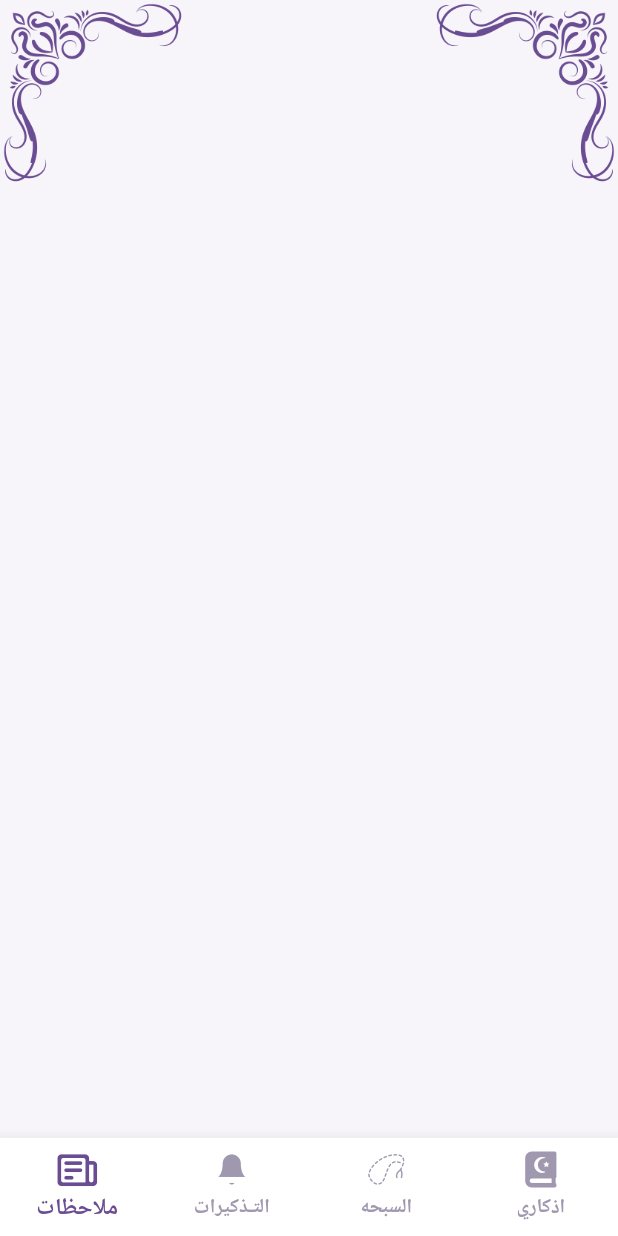
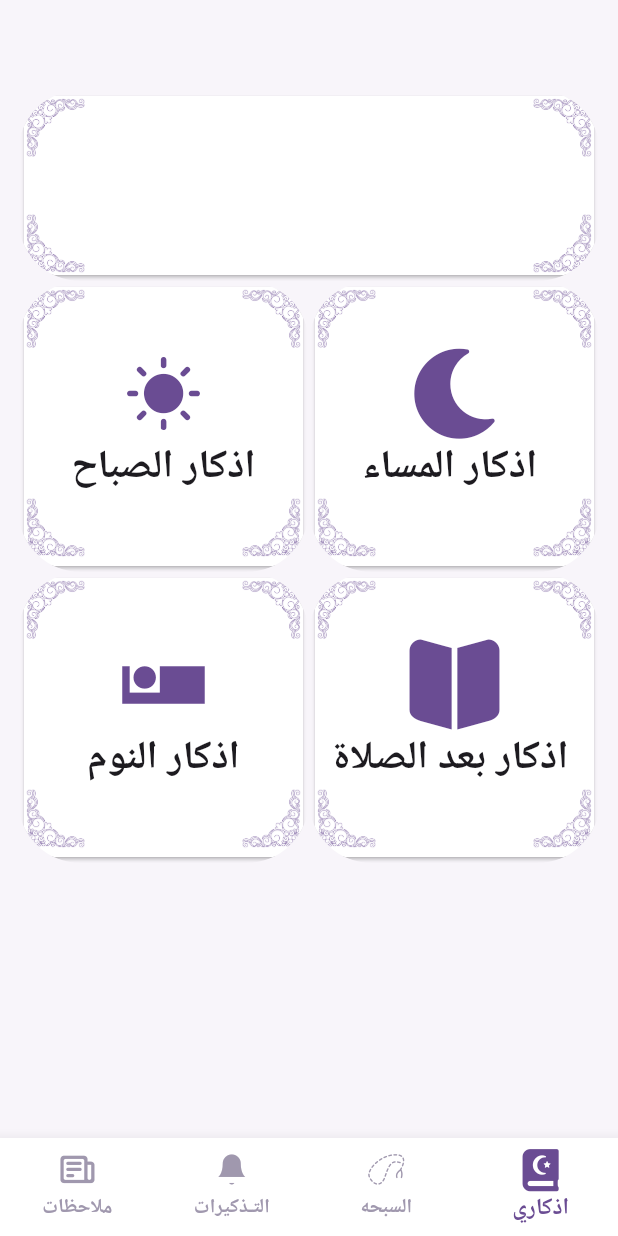
Before and after one commit to MohamedFayad33/muslim_supplications, a Flutter app: the screen it shows after launch, on a phone screen of 412 x 824 dp. Run offline on Flutter 3.47's test engine with Material 3 defaults, Android fonts, the phone set to English and light mode, and no system bars; our stand-ins replace google_fonts; Roboto replaces fonts that are missing (Amiri).

Commit message:
create card azkar and hadith card

```diff
--- a/lib/core/resources/constants_manager.dart
+++ b/lib/core/resources/constants_manager.dart
@@ -1 +1,16 @@
-class AppConstants {}
+import 'package:flutter/material.dart';
+import 'package:muslim_supplications/core/flutter_icons/my_flutter_app_icons.dart';
+import 'package:muslim_supplications/modules/layout/data/models/azkar_card_model.dart';
+
+abstract class AppConstants {
+  const AppConstants();
+  static const List<AzkarCardModel> azkarCardData = [
+    AzkarCardModel(title: 'اذكار الصباح', icon: MyFlutterIcon.sunInv),
+    AzkarCardModel(title: 'اذكار المساء ', icon: MyFlutterIcon.moon),
+    AzkarCardModel(
+      title: 'اذكار النوم',
+      icon: Icons.airline_seat_individual_suite_sharp,
+    ),
+    AzkarCardModel(title: 'اذكار بعد الصلاة ', icon: MyFlutterIcon.hadeth),
+  ];
+}
--- a/lib/core/theme/theme_app.dart
+++ b/lib/core/theme/theme_app.dart
@@ -32,6 +32,8 @@ abstract class ThemeApp {
           size: 24,
         ),
       ),
+
+      iconTheme: IconThemeData(color: ColorManager.activeAicon),
     );
   }
 }
--- /dev/null
+++ b/lib/modules/layout/data/models/azkar_card_model.dart
@@ -0,0 +1,9 @@
+import 'package:flutter/widgets.dart';
+
+class AzkarCardModel {
+  final String title;
+  final IconData icon;
+  final Color? color;
+
+  const AzkarCardModel({required this.title, required this.icon, this.color});
+}
--- a/lib/modules/layout/presentaion/layout_view.dart
+++ b/lib/modules/layout/presentaion/layout_view.dart
@@ -13,12 +13,12 @@ class LayoutView extends StatefulWidget {
 }
 
 class _LayoutViewState extends State<LayoutView> {
-  int index = 0;
+  int index = 3;
   List<Widget> pages = const [
+    NoteView(),
+    ReminderView(),
+    TasbihView(),
     HomeView(),
-    TasbihView(),
-    ReminderView(),
-    NoteView(),
   ];
   @override
   Widget build(BuildContext context) {
--- a/lib/modules/layout/presentaion/pages/home/home_view.dart
+++ b/lib/modules/layout/presentaion/pages/home/home_view.dart
@@ -1,13 +1,11 @@
 import 'package:flutter/material.dart';
-import 'package:muslim_supplications/modules/layout/presentaion/pages/home/widgets/head_home_view.dart';
+import 'package:muslim_supplications/modules/layout/presentaion/pages/home/widgets/home_view_body.dart';
 
 class HomeView extends StatelessWidget {
   const HomeView({super.key});
 
   @override
   Widget build(BuildContext context) {
-    return Scaffold(
-      body: SingleChildScrollView(child: Column(children: [HeadHomeView()])),
-    );
+    return Scaffold(body: HomeViewBody());
   }
 }
--- /dev/null
+++ b/lib/modules/layout/presentaion/pages/home/widgets/azkar_card.dart
@@ -0,0 +1,74 @@
+import 'package:flutter/material.dart';
+import 'package:muslim_supplications/core/resources/assets_manager.dart';
+import 'package:muslim_supplications/core/resources/color_manager.dart';
+import 'package:muslim_supplications/core/resources/styles_manager.dart';
+
+class AzkarCard extends StatelessWidget {
+  const AzkarCard({super.key, required this.title, this.icon, this.color});
+  final String title;
+  final IconData? icon;
+  final Color? color;
+
+  @override
+  Widget build(BuildContext context) {
+    Size size = MediaQuery.sizeOf(context);
+
+    return ClipRRect(
+      borderRadius: BorderRadiusGeometry.circular(42),
+      child: Card(
+        color: ColorManager.cards,
+        child: Column(
+          mainAxisSize: MainAxisSize.min,
+          children: [
+            Row(
+              mainAxisAlignment: MainAxisAlignment.spaceBetween,
+              children: [
+                RotatedBox(
+                  quarterTurns: 1,
+                  child: Image.asset(
+                    ImageAssets.shape4,
+                    height: size.height * 0.05,
+                    color: ColorManager.primary,
+                  ),
+                ),
+
+                RotatedBox(
+                  quarterTurns: 2,
+                  child: Image.asset(
+                    ImageAssets.shape4,
+                    height: size.height * 0.05,
+                    color: ColorManager.primary,
+                  ),
+                ),
+              ],
+            ),
+            icon != null ? Icon(icon, size: 60) : const SizedBox(),
+            Text(title, style: StylesManager.zikerText(context)),
+            Row(
+              mainAxisAlignment: MainAxisAlignment.spaceBetween,
+              children: [
+                RotatedBox(
+                  quarterTurns: 4,
+                  child: Image.asset(
+                    ImageAssets.shape4,
+                    height: size.height * 0.05,
+                    color: ColorManager.primary,
+                  ),
+                ),
+
+                RotatedBox(
+                  quarterTurns: 3,
+                  child: Image.asset(
+                    ImageAssets.shape4,
+                    height: size.height * 0.05,
+                    color: ColorManager.primary,
+                  ),
+                ),
+              ],
+            ),
+          ],
+        ),
+      ),
+    );
+  }
+}
--- /dev/null
+++ b/lib/modules/layout/presentaion/pages/home/widgets/azkar_widget.dart
@@ -0,0 +1,25 @@
+import 'package:flutter/material.dart';
+import 'package:muslim_supplications/core/resources/constants_manager.dart';
+import 'package:muslim_supplications/modules/layout/data/models/azkar_card_model.dart';
+import 'package:muslim_supplications/modules/layout/presentaion/pages/home/widgets/azkar_card.dart';
+
+class Azkar extends StatelessWidget {
+  const Azkar({super.key});
+  final List<AzkarCardModel> azkar = AppConstants.azkarCardData;
+  @override
+  Widget build(BuildContext context) {
+    return GridView(
+      padding: EdgeInsets.zero,
+      physics: NeverScrollableScrollPhysics(),
+
+      gridDelegate: SliverGridDelegateWithFixedCrossAxisCount(
+        crossAxisCount: 2,
+        childAspectRatio: 2 / 2,
+      ),
+
+      children: azkar.map((azkar) {
+        return AzkarCard(icon: azkar.icon, title: azkar.title);
+      }).toList(),
+    );
+  }
+}
--- /dev/null
+++ b/lib/modules/layout/presentaion/pages/home/widgets/hadith_widget.dart
@@ -0,0 +1,11 @@
+import 'package:flutter/material.dart';
+import 'package:muslim_supplications/modules/layout/presentaion/pages/home/widgets/azkar_card.dart';
+
+class Hadith extends StatelessWidget {
+  const Hadith({super.key});
+
+  @override
+  Widget build(BuildContext context) {
+    return AzkarCard(title: '');
+  }
+}
--- /dev/null
+++ b/lib/modules/layout/presentaion/pages/home/widgets/home_view_body.dart
@@ -0,0 +1,29 @@
+import 'package:flutter/material.dart';
+import 'package:muslim_supplications/core/resources/values_manager.dart';
+import 'package:muslim_supplications/modules/layout/presentaion/pages/home/widgets/azkar_widget.dart';
+import 'package:muslim_supplications/modules/layout/presentaion/pages/home/widgets/hadith_widget.dart';
+
+class HomeViewBody extends StatelessWidget {
+  const HomeViewBody({super.key});
+
+  @override
+  Widget build(BuildContext context) {
+    double height = MediaQuery.sizeOf(context).height;
+    return Padding(
+      padding: const EdgeInsets.only(
+        top: 60,
+        left: AppPadding.p12,
+        right: AppPadding.p12,
+      ),
+
+      child: SingleChildScrollView(
+        child: Column(
+          children: [
+            const Hadith(),
+            SizedBox(height: height * 0.7, child: const Azkar()),
+          ],
+        ),
+      ),
+    );
+  }
+}
```
